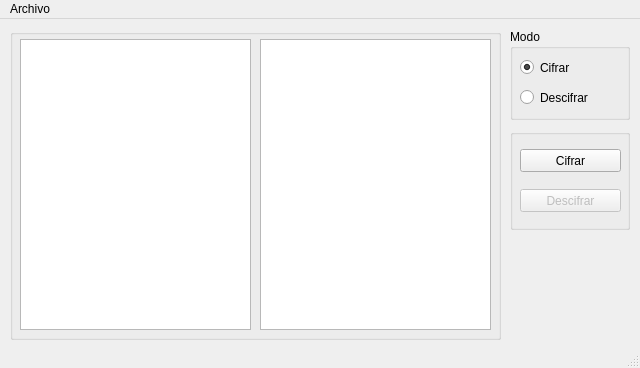
Old version of the form graphic/maininterface.ui in the repository Epicyax/CODE-DECODE.
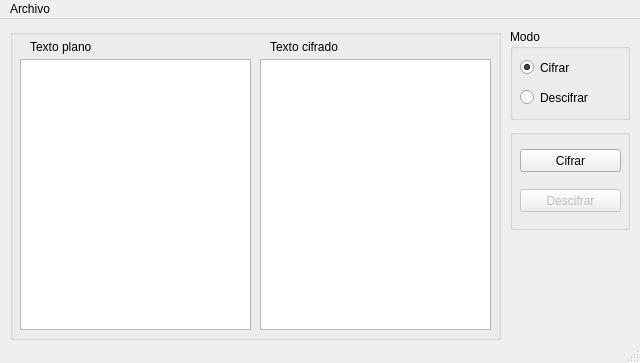
New version of the form.

Commit message: Añadidos textos a la ventana

Diff of the .ui file:
```diff
--- a/graphic/maininterface.ui
+++ b/graphic/maininterface.ui
@@ -7,7 +7,7 @@
     <x>0</x>
     <y>0</y>
     <width>640</width>
-    <height>368</height>
+    <height>363</height>
    </rect>
   </property>
   <property name="windowTitle">
@@ -30,9 +30,9 @@
      <property name="geometry">
       <rect>
        <x>10</x>
-       <y>10</y>
+       <y>30</y>
        <width>231</width>
-       <height>291</height>
+       <height>271</height>
       </rect>
      </property>
      <property name="font">
@@ -49,9 +49,9 @@
      <property name="geometry">
       <rect>
        <x>250</x>
-       <y>10</y>
+       <y>30</y>
        <width>231</width>
-       <height>291</height>
+       <height>271</height>
       </rect>
      </property>
      <property name="font">
@@ -67,6 +67,32 @@
       <bool>true</bool>
      </property>
     </widget>
+    <widget class="QLabel" name="label">
+     <property name="geometry">
+      <rect>
+       <x>20</x>
+       <y>10</y>
+       <width>211</width>
+       <height>16</height>
+      </rect>
+     </property>
+     <property name="text">
+      <string>Texto plano</string>
+     </property>
+    </widget>
+    <widget class="QLabel" name="label_2">
+     <property name="geometry">
+      <rect>
+       <x>260</x>
+       <y>10</y>
+       <width>211</width>
+       <height>16</height>
+      </rect>
+     </property>
+     <property name="text">
+      <string>Texto cifrado</string>
+     </property>
+    </widget>
    </widget>
    <widget class="QGroupBox" name="groupBox_2">
     <property name="geometry">
```
The commit also changes 2 other files.
